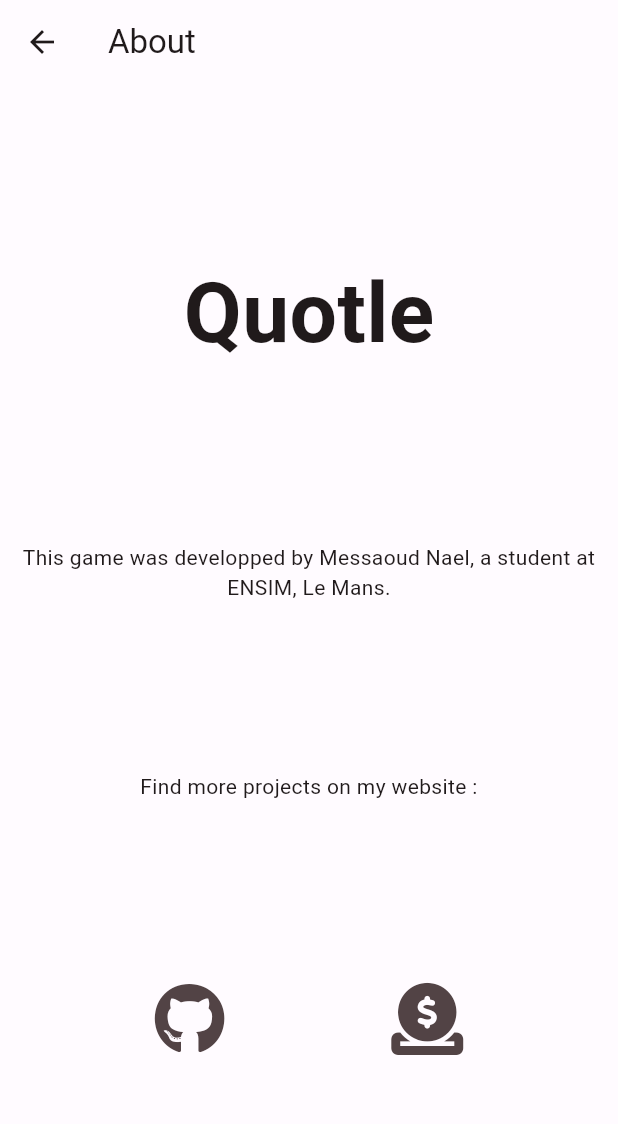
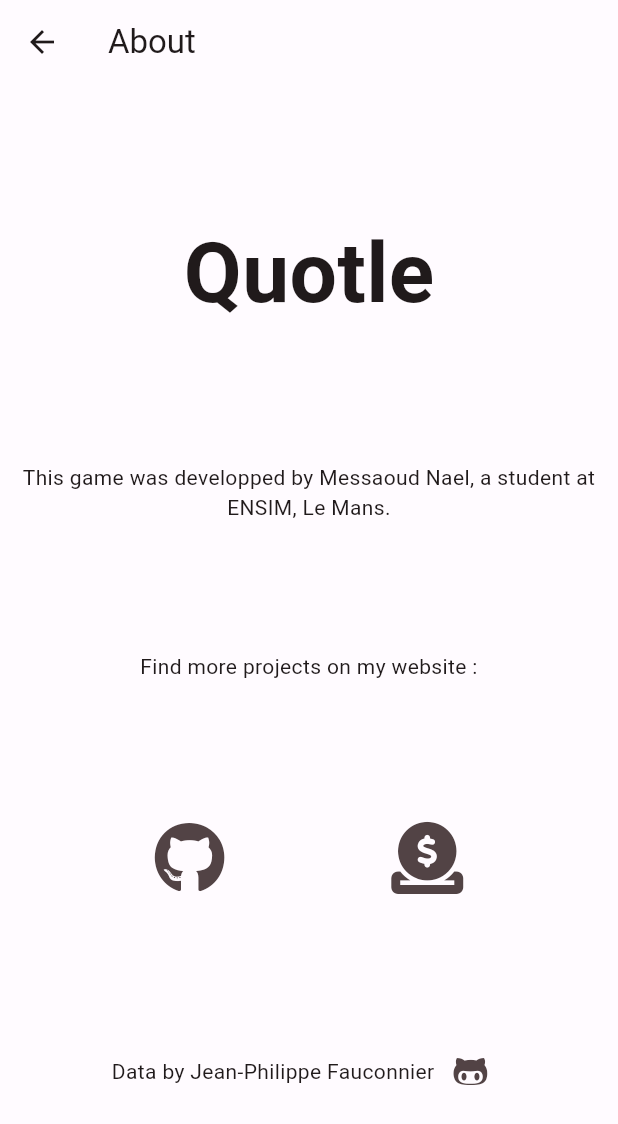
Before and after one commit to cpbr-dev/quotle_fl, a Flutter app: the AboutPage screen opened by its route, on a phone screen of 412 x 824 dp. Shown: the top 1124 px of the screen. Run offline on Flutter 3.47's test engine with Material 2 defaults, Android fonts, the light colour scheme and no system bars; our stand-ins replace flutter_dotenv, flutter_svg, font_awesome_flutter, shared_preferences; accounts and stored records are empty; generated files the repository leaves out were written again; Roboto replaces fonts that are missing (Montserrat).

Commit message:
chore release info

```diff
--- a/lib/l10n/app_en.arb
+++ b/lib/l10n/app_en.arb
@@ -72,5 +72,9 @@
         "placeholders": {
             "tries": {}
         }
+    },
+    "dataCreditsText": "Data by Jean-Philippe Fauconnier",
+    "@dataCreditsText": {
+        "description": "Text that shows the credits for the data used in the app"
     }
 }
--- a/lib/l10n/app_fr.arb
+++ b/lib/l10n/app_fr.arb
@@ -62,7 +62,7 @@
     "@aboutTextContent": {
         "description": "Contenu de la page À propos"
     },
-    "aboutTextContent2": "Retrouvez d'autres projets sur mon site web :",
+    "aboutTextContent2": "Retrouvez d'autres projets sur mon site :",
     "@aboutTextContent": {
         "description": "Contenu 2 de la page À propos"
     },
@@ -72,5 +72,9 @@
         "placeholders": {
             "tries": {}
         }
+    },
+    "dataCreditsText": "Données par Jean-Philippe Fauconnier",
+    "@dataCreditsText": {
+        "description": "Texte qui affiche les crédits des données sémantiques"
     }
 }
--- a/lib/src/pages/about_page.dart
+++ b/lib/src/pages/about_page.dart
@@ -79,7 +79,22 @@ class AboutPage extends StatelessWidget {
                   ),
                 ],
               ),
-            )
+            ),
+            Flexible(
+              flex: 1,
+              child: Row(
+                mainAxisAlignment: MainAxisAlignment.center,
+                children: [
+                  Text(AppLocalizations.of(context)!.dataCreditsText),
+                  IconButton(
+                    onPressed: () => {
+                      _launchURL('https://fauconnier.github.io/'),
+                    },
+                    icon: const FaIcon(FontAwesomeIcons.githubAlt),
+                  ),
+                ],
+              ),
+            ),
           ],
         ),
       ),
```
Also changed, not shown: 3 other files.
